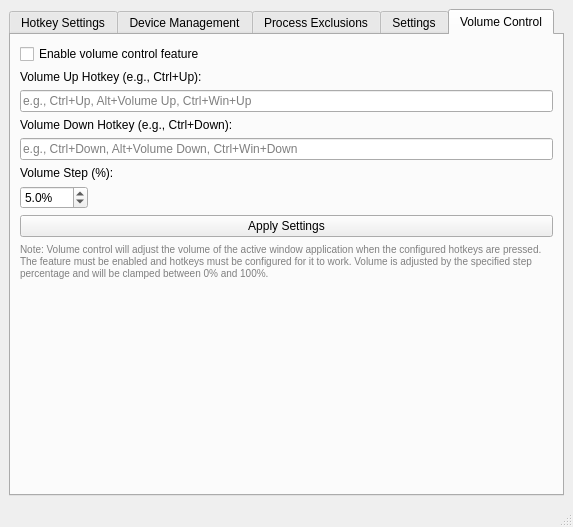
tfourj/MuteActiveWindowC, file src/ui/mainwindow.ui: the form before one commit.
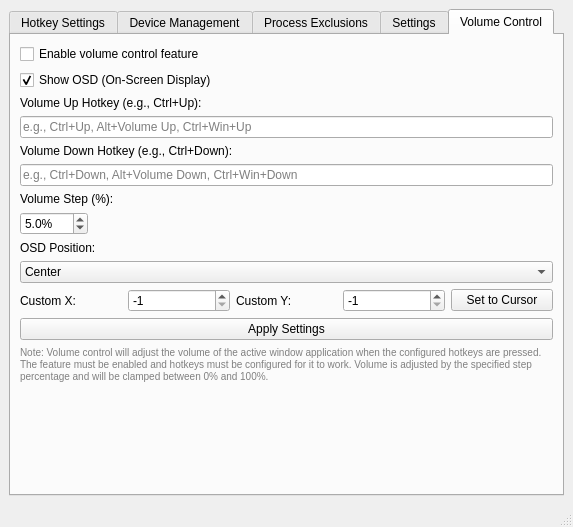
The form after the commit. The open tabs and pages were chosen to show the change.

Commit message: add option to show osd for volume control

The edit to the form file:
```diff
--- a/src/ui/mainwindow.ui
+++ b/src/ui/mainwindow.ui
@@ -509,6 +509,19 @@
           </property>
          </widget>
         </item>
+        <item>
+         <widget class="QCheckBox" name="volumeControlShowOSDCheck">
+          <property name="toolTip">
+           <string>Show on-screen display with process name and current volume when adjusting volume using hotkeys.</string>
+          </property>
+          <property name="text">
+           <string>Show OSD (On-Screen Display)</string>
+          </property>
+          <property name="checked">
+           <bool>true</bool>
+          </property>
+         </widget>
+        </item>
         <item>
          <widget class="QLabel" name="volumeUpHotkeyLabel">
           <property name="text">
@@ -594,6 +607,111 @@
           </item>
          </layout>
         </item>
+        <item>
+         <widget class="QLabel" name="volumeOSDPositionLabel">
+          <property name="text">
+           <string>OSD Position:</string>
+          </property>
+         </widget>
+        </item>
+        <item>
+         <layout class="QHBoxLayout" name="volumeOSDPositionLayout">
+          <item>
+           <widget class="QComboBox" name="volumeOSDPositionComboBox">
+            <item>
+             <property name="text">
+              <string>Center</string>
+             </property>
+            </item>
+            <item>
+             <property name="text">
+              <string>Top Left</string>
+             </property>
+            </item>
+            <item>
+             <property name="text">
+              <string>Top Right</string>
+             </property>
+            </item>
+            <item>
+             <property name="text">
+              <string>Bottom Left</string>
+             </property>
+            </item>
+            <item>
+             <property name="text">
+              <string>Bottom Right</string>
+             </property>
+            </item>
+            <item>
+             <property name="text">
+              <string>Custom</string>
+             </property>
+            </item>
+           </widget>
+          </item>
+         </layout>
+        </item>
+        <item>
+         <layout class="QHBoxLayout" name="volumeOSDCustomPositionLayout">
+          <item>
+           <widget class="QLabel" name="volumeOSDCustomXLabel">
+            <property name="text">
+             <string>Custom X:</string>
+            </property>
+           </widget>
+          </item>
+          <item>
+           <widget class="QSpinBox" name="volumeOSDCustomXSpinBox">
+            <property name="minimum">
+             <number>-1</number>
+            </property>
+            <property name="maximum">
+             <number>10000</number>
+            </property>
+            <property name="value">
+             <number>-1</number>
+            </property>
+            <property name="toolTip">
+             <string>Custom X position for OSD. Set to -1 to disable custom position.</string>
+            </property>
+           </widget>
+          </item>
+          <item>
+           <widget class="QLabel" name="volumeOSDCustomYLabel">
+            <property name="text">
+             <string>Custom Y:</string>
+            </property>
+           </widget>
+          </item>
+          <item>
+           <widget class="QSpinBox" name="volumeOSDCustomYSpinBox">
+            <property name="minimum">
+             <number>-1</number>
+            </property>
+            <property name="maximum">
+             <number>10000</number>
+            </property>
+            <property name="value">
+             <number>-1</number>
+            </property>
+            <property name="toolTip">
+             <string>Custom Y position for OSD. Set to -1 to disable custom position.</string>
+            </property>
+           </widget>
+          </item>
+          <item>
+           <widget class="QPushButton" name="setOSDPositionToCursorButton">
+            <property name="text">
+             <string>Set to Cursor</string>
+            </property>
+            <property name="toolTip">
+             <string>Set custom position to current mouse cursor position.</string>
+            </property>
+           </widget>
+          </item>
+         </layout>
+        </item>
         <item>
          <widget class="QPushButton" name="applyVolumeControlButton">
           <property name="text">
```
The commit also changes 11 other files.
